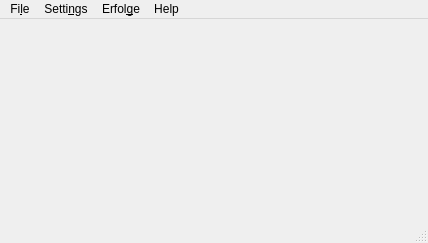
tdauth/gustavsfairyland, file ui/mainwindow.ui: the form before one commit.
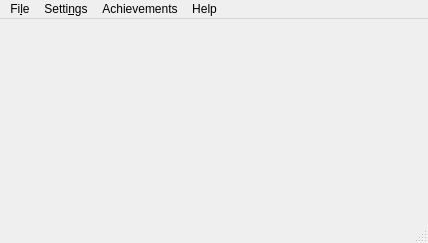
The form after the commit.

What changed in the file:
```diff
--- a/ui/mainwindow.ui
+++ b/ui/mainwindow.ui
@@ -81,7 +81,7 @@
      <x>0</x>
      <y>0</y>
      <width>428</width>
-     <height>27</height>
+     <height>21</height>
     </rect>
    </property>
    <widget class="QMenu" name="menuDatei">
@@ -108,14 +108,14 @@
     <addaction name="actionClips"/>
     <addaction name="actionEditor"/>
    </widget>
-   <widget class="QMenu" name="menuErfolge">
+   <widget class="QMenu" name="menuAchievements">
     <property name="title">
-     <string>Erfol&amp;ge</string>
+     <string>Achievements</string>
     </property>
    </widget>
    <addaction name="menuDatei"/>
    <addaction name="menuSettings"/>
-   <addaction name="menuErfolge"/>
+   <addaction name="menuAchievements"/>
    <addaction name="menuHelp"/>
   </widget>
   <widget class="QStatusBar" name="statusbar"/>
```
